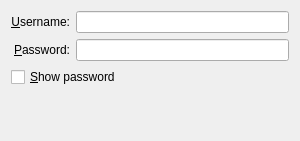
Old version of the form libs/ui/security/leap.ui in the repository netrunner-debian-kde-extras/networkmanagement.
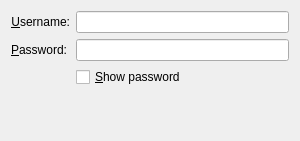
New version of the form. Custom widgets are drawn as their Qt base class.

Patch:
```diff
--- a/libs/ui/security/leap.ui
+++ b/libs/ui/security/leap.ui
@@ -10,7 +10,7 @@
     <height>141</height>
    </rect>
   </property>
-  <layout class="QGridLayout" name="gridLayout">
+  <layout class="QFormLayout" name="formLayout">
    <item row="0" column="0">
     <widget class="QLabel" name="label_4">
      <property name="text">
@@ -47,7 +47,7 @@
      </property>
     </widget>
    </item>
-   <item row="2" column="0" colspan="2">
+   <item row="2" column="1">
     <widget class="QCheckBox" name="chkShowPass">
      <property name="text">
       <string>&amp;Show password</string>
```
